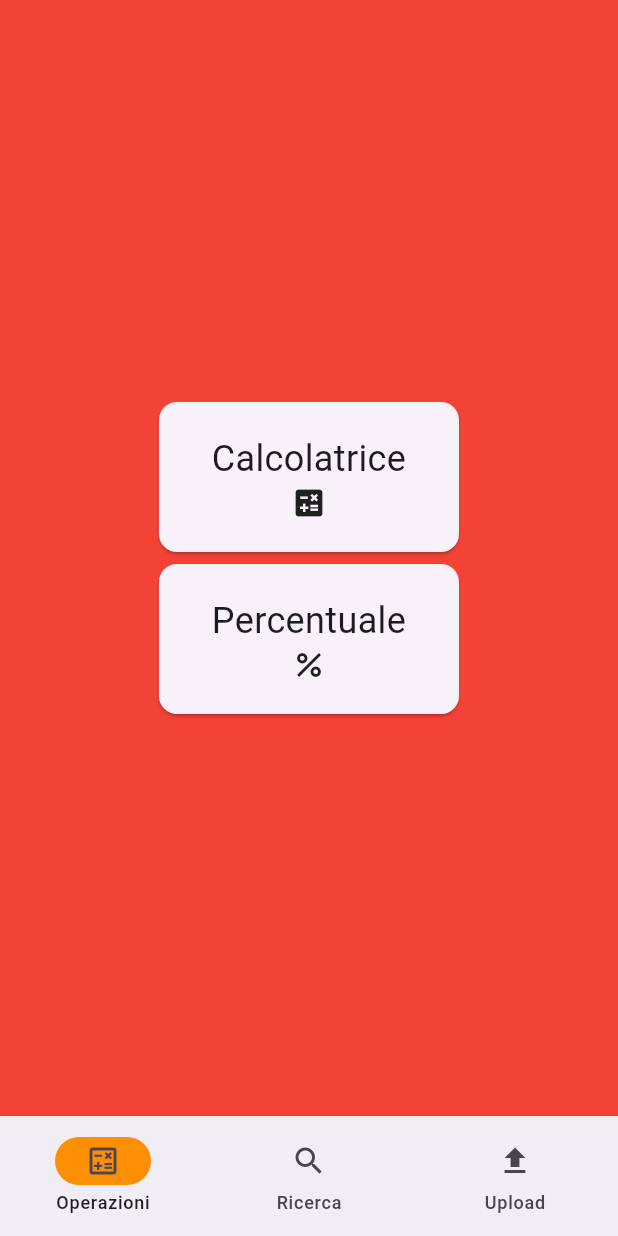
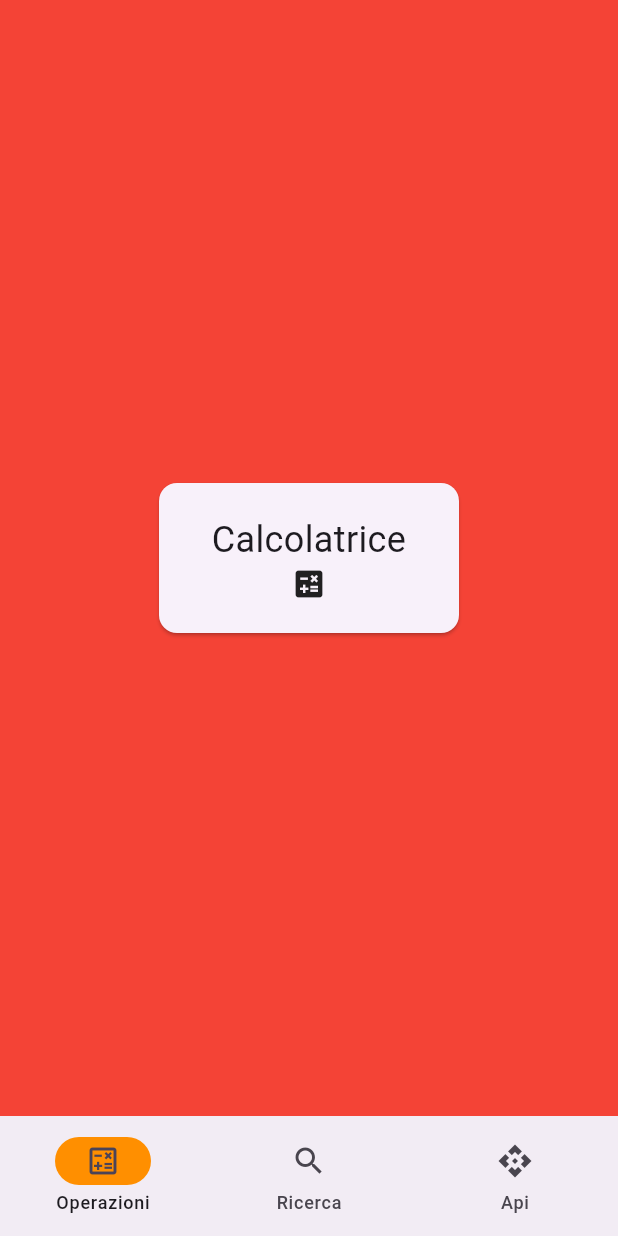
Before and after one commit to giacomo9801/Flutter_MultiFunction, a Flutter app: the screen it shows after launch, on a phone screen of 412 x 824 dp. Run offline on Flutter 3.47's test engine with Material 2 defaults, Android fonts, the phone set to English and light mode, and no system bars; our stand-ins replace easy_search_bar.

Commit message:
aggiunta api, fix calc , delete percentuale

```diff
--- /dev/null
+++ b/lib/api/constants.dart
@@ -0,0 +1,4 @@
+class ApiConstants {
+  static String baseUrl = 'https://api.coingecko.com/';
+  static String usersEndpoint = '/api/v3/coins/list?include_platform=true';
+}
--- a/lib/main.dart
+++ b/lib/main.dart
@@ -1,7 +1,8 @@
 import 'package:flutter/material.dart';
 import 'package:functions/operazioni/calcolatrice.dart';
-import 'package:functions/operazioni/percentuale.dart';
+
 import 'package:functions/ricerca/ricerca.dart';
+import 'package:functions/api/api_home.dart';
 
 void main() {
   runApp(const MyApp());
@@ -23,9 +24,8 @@ class MyApp extends StatelessWidget {
       routes: <String, WidgetBuilder>{
         '../lib/operazioni/calcolatrice': (BuildContext context) =>
             const Calcolatrice(),
-        '../lib/operazioni/percentuale': (BuildContext context) =>
-            const Percentuale(),
         '../lib/ricerca/ricerca': (BuildContext context) => const Ricerca(),
+        '../lib/api/api_home': (BuildContext context) => const Api(),
       },
     );
   }
@@ -67,9 +67,9 @@ class _MyHomePageState extends State<MyHomePage> {
             label: 'Ricerca',
           ),
           NavigationDestination(
-            selectedIcon: Icon(Icons.upload_outlined),
-            icon: Icon(Icons.upload),
-            label: 'Upload',
+            selectedIcon: Icon(Icons.api_outlined),
+            icon: Icon(Icons.api),
+            label: 'Api',
           ),
         ],
       ),
@@ -111,37 +111,6 @@ class _MyHomePageState extends State<MyHomePage> {
                   ),
                 ),
               ),
-              Card(
-                // clipBehavior is necessary because, without it, the InkWell's animation
-                // will extend beyond the rounded edges of the [Card] (see https://github.com/flutter/flutter/issues/109776)
-                // This comes with a small performance cost, and you should not set [clipBehavior]
-                // unless you need it.
-                clipBehavior: Clip.hardEdge,
-                child: InkWell(
-                  onDoubleTap: () =>
-                      debugPrint('Double Tap sulla card Percentuale'),
-                  splashColor: Colors.blue.withAlpha(30),
-                  hoverColor: Colors.blue.withAlpha(30),
-                  onTap: () {
-                    Navigator.of(context).push(_createRoutePercentuale());
-                  },
-                  child: const SizedBox(
-                    width: 200,
-                    height: 100,
-                    child: Column(
-                      mainAxisAlignment: MainAxisAlignment.center,
-                      children: [
-                        Text('Percentuale',
-                            textAlign: TextAlign.center,
-                            style: TextStyle(
-                              fontSize: 24,
-                            )),
-                        Icon(Icons.percent),
-                      ],
-                    ),
-                  ),
-                ),
-              ),
             ],
           ),
         ),
@@ -153,7 +122,7 @@ class _MyHomePageState extends State<MyHomePage> {
         Container(
           color: Colors.blue,
           alignment: Alignment.center,
-          child: const Text('Page 3'),
+          child: const Api(),
         ),
       ][currentPageIndex],
     );
@@ -178,25 +147,4 @@ class _MyHomePageState extends State<MyHomePage> {
       },
     );
   }
-
-  Route _createRoutePercentuale() {
-    return PageRouteBuilder(
-      pageBuilder: (context, animation, secondaryAnimation) =>
-          const Percentuale(),
-      transitionsBuilder: (context, animation, secondaryAnimation, child) {
-        const begin = Offset(1.0, 0.0); // Entrata da destra
-        const end = Offset.zero;
-        const curve =
-            Curves.easeInOut; // Cambia la curva di animazione come desideri
-
-        var tween =
-            Tween(begin: begin, end: end).chain(CurveTween(curve: curve));
-
-        return SlideTransition(
-          position: animation.drive(tween),
-          child: child,
-        );
-      },
-    );
-  }
 }
--- a/lib/operazioni/calcolatrice.dart
+++ b/lib/operazioni/calcolatrice.dart
@@ -101,7 +101,7 @@ class _CalcolatriceState extends State<Calcolatrice> {
           mainAxisAlignment: MainAxisAlignment.center,
           children: [
             Padding(
-              padding: const EdgeInsets.only(bottom: 60, right: 30, left: 30),
+              padding: const EdgeInsets.only(bottom: 30, right: 30, left: 30),
               child: TextField(
                 controller: TextEditingController(text: inputTesto),
                 textAlign: TextAlign.center,
--- a/lib/operazioni/percentuale.dart
+++ /dev/null
@@ -1,22 +0,0 @@
-import 'package:flutter/material.dart';
-
-class Percentuale extends StatefulWidget {
-  const Percentuale({super.key});
-
-  @override
-  State createState() => _PercentualeState();
-}
-
-class _PercentualeState extends State<Percentuale> {
-  @override
-  Widget build(BuildContext context) {
-    return Scaffold(
-      appBar: AppBar(
-        title: const Text('Percentuale titolo'),
-      ),
-      body: const Center(
-        child: Text('Percentuale'),
-      ),
-    );
-  }
-}
--- a/pubspec.yaml
+++ b/pubspec.yaml
@@ -35,7 +35,7 @@ dependencies:
   # Use with the CupertinoIcons class for iOS style icons.
   cupertino_icons: ^1.0.2
   easy_search_bar: ^2.5.0 #aggiunto per la ricerca, link https://pub.dev/packages/easy_search_bar/install
-
+  http: ^0.13.4
 dev_dependencies:
   flutter_test:
     sdk: flutter
```
Also changed, not shown: lib/api/api_home.dart (added, +90 -0 lines), lib/api/api_service.dart (added, +21 -0 lines), lib/api/model.dart (added, +43 -0 lines), lib/api/uploade_home.dart (added, +82 -0 lines), pubspec.lock, 1 other file.
